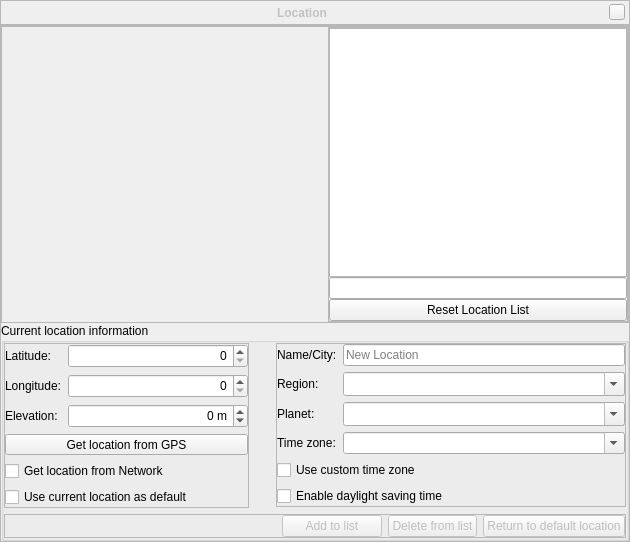
First picture: the form in src/gui/locationDialogGui.ui, repository Stellarium/stellarium, before the edit.
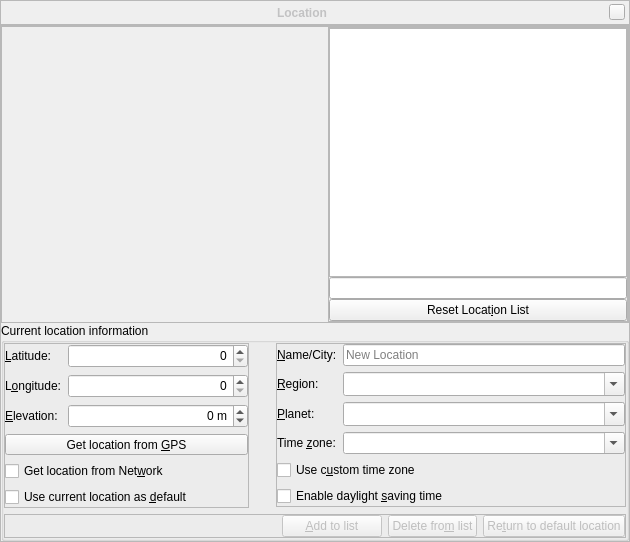
Second picture: the form after the edit. Custom widgets are drawn as their Qt base class.

Commit message: Add keyboard accelerators in the Location dialog

Patch:
```diff
--- a/src/gui/locationDialogGui.ui
+++ b/src/gui/locationDialogGui.ui
@@ -350,7 +350,7 @@
             <item>
              <widget class="QPushButton" name="resetListPushButton">
               <property name="text">
-               <string>Reset Location List</string>
+               <string>Reset Locat&amp;ion List</string>
               </property>
              </widget>
             </item>
@@ -445,7 +445,7 @@
                <enum>Qt::NoFocus</enum>
               </property>
               <property name="text">
-               <string>Add to list</string>
+               <string>&amp;Add to list</string>
               </property>
              </widget>
             </item>
@@ -464,7 +464,7 @@
                <enum>Qt::NoFocus</enum>
               </property>
               <property name="text">
-               <string>Delete from list</string>
+               <string>Delete fro&amp;m list</string>
               </property>
              </widget>
             </item>
@@ -477,7 +477,7 @@
                <enum>Qt::NoFocus</enum>
               </property>
               <property name="text">
-               <string>Return to default location</string>
+               <string>Re&amp;turn to default location</string>
               </property>
              </widget>
             </item>
@@ -523,7 +523,10 @@
             <item row="0" column="0">
              <widget class="QLabel" name="label_5">
               <property name="text">
-               <string>Latitude:</string>
+               <string>&amp;Latitude:</string>
+              </property>
+              <property name="buddy">
+               <cstring>latitudeSpinBox</cstring>
               </property>
              </widget>
             </item>
@@ -558,21 +561,24 @@
             <item row="4" column="0" colspan="2">
              <widget class="QCheckBox" name="useIpQueryCheckBox">
               <property name="text">
-               <string>Get location from Network</string>
+               <string>Get location from Net&amp;work</string>
               </property>
              </widget>
             </item>
             <item row="5" column="0" colspan="2">
              <widget class="QCheckBox" name="useAsDefaultLocationCheckBox">
               <property name="text">
-               <string>Use current location as default</string>
+               <string>Use current location as &amp;default</string>
               </property>
              </widget>
             </item>
             <item row="2" column="0">
              <widget class="QLabel" name="label_7">
               <property name="text">
-               <string>Elevation:</string>
+               <string>&amp;Elevation:</string>
+              </property>
+              <property name="buddy">
+               <cstring>altitudeSpinBox</cstring>
               </property>
              </widget>
             </item>
@@ -595,7 +601,10 @@
             <item row="1" column="0">
              <widget class="QLabel" name="label">
               <property name="text">
-               <string>Longitude:</string>
+               <string>L&amp;ongitude:</string>
+              </property>
+              <property name="buddy">
+               <cstring>longitudeSpinBox</cstring>
               </property>
              </widget>
             </item>
@@ -624,7 +633,7 @@
                </sizepolicy>
               </property>
               <property name="text">
-               <string>Get location from GPS</string>
+               <string>Get location from &amp;GPS</string>
               </property>
               <property name="checkable">
                <bool>true</bool>
@@ -733,28 +742,37 @@
             <item row="2" column="0">
              <widget class="QLabel" name="label_6">
               <property name="text">
-               <string>Planet:</string>
+               <string>&amp;Planet:</string>
+              </property>
+              <property name="buddy">
+               <cstring>planetNameComboBox</cstring>
               </property>
              </widget>
             </item>
             <item row="4" column="0" colspan="2">
              <widget class="QCheckBox" name="useCustomTimeZoneCheckBox">
               <property name="text">
-               <string>Use custom time zone</string>
+               <string>Use c&amp;ustom time zone</string>
               </property>
              </widget>
             </item>
             <item row="3" column="0">
              <widget class="QLabel" name="timeZoneLabel">
               <property name="text">
-               <string>Time zone:</string>
+               <string>Time &amp;zone:</string>
+              </property>
+              <property name="buddy">
+               <cstring>timeZoneNameComboBox</cstring>
               </property>
              </widget>
             </item>
             <item row="0" column="0">
              <widget class="QLabel" name="label_3">
               <property name="text">
-               <string>Name/City:</string>
+               <string>&amp;Name/City:</string>
+              </property>
+              <property name="buddy">
+               <cstring>cityNameLineEdit</cstring>
               </property>
              </widget>
             </item>
@@ -802,7 +820,10 @@
             <item row="1" column="0">
              <widget class="QLabel" name="label_4">
               <property name="text">
-               <string>Region:</string>
+               <string>&amp;Region:</string>
+              </property>
+              <property name="buddy">
+               <cstring>regionNameComboBox</cstring>
               </property>
              </widget>
             </item>
@@ -812,7 +833,7 @@
                <string/>
               </property>
               <property name="text">
-               <string>Enable daylight saving time</string>
+               <string>Enable daylight &amp;saving time</string>
               </property>
              </widget>
             </item>
```
